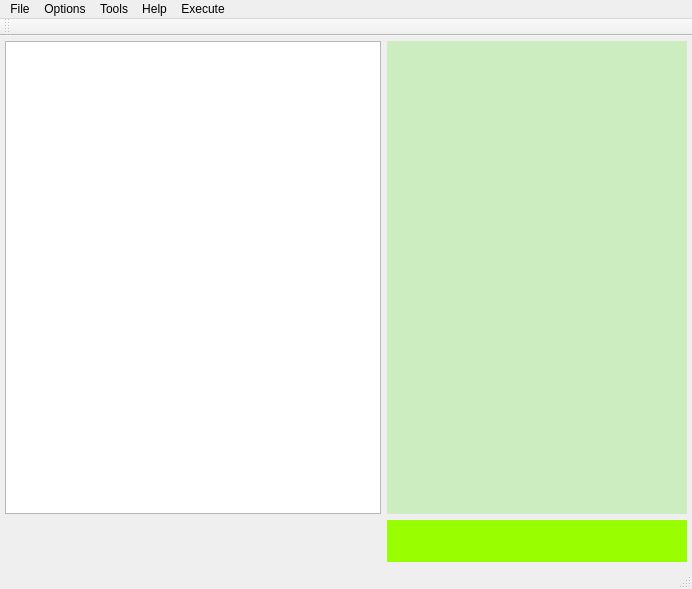
Above: mainwindow.ui from cuby-tec/mitoPrinter before the change. Below: the same form after it.
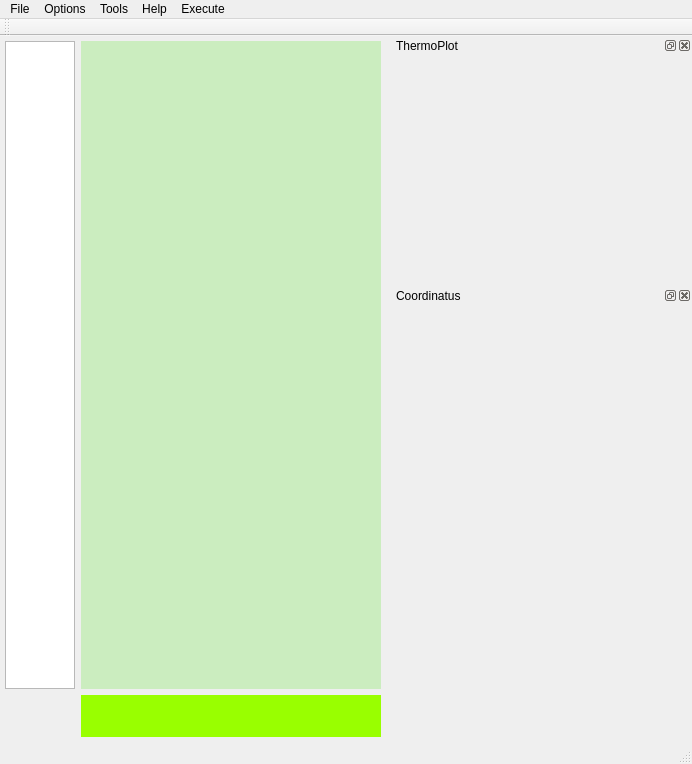
That is the form after the change. Icons and pictures are not drawn. Custom widgets are drawn as their Qt base class.

Commit message: 1 new dockWidget for Thermo , Coordinatus.

Patch:
```diff
--- a/mainwindow.ui
+++ b/mainwindow.ui
@@ -132,6 +132,69 @@
    </attribute>
   </widget>
   <widget class="QStatusBar" name="statusBar"/>
+  <widget class="QDockWidget" name="thermo_dockWidget">
+   <property name="minimumSize">
+    <size>
+     <width>300</width>
+     <height>250</height>
+    </size>
+   </property>
+   <property name="maximumSize">
+    <size>
+     <width>300</width>
+     <height>250</height>
+    </size>
+   </property>
+   <property name="allowedAreas">
+    <set>Qt::BottomDockWidgetArea|Qt::RightDockWidgetArea|Qt::TopDockWidgetArea</set>
+   </property>
+   <property name="windowTitle">
+    <string comment="Thermo disamb//" extracomment="Thermo">ThermoPlot</string>
+   </property>
+   <attribute name="dockWidgetArea">
+    <number>2</number>
+   </attribute>
+   <widget class="QWidget" name="dockWidgetContents_3"/>
+  </widget>
+  <widget class="QDockWidget" name="coordinatus_dockWidget">
+   <property name="sizePolicy">
+    <sizepolicy hsizetype="Preferred" vsizetype="Fixed">
+     <horstretch>0</horstretch>
+     <verstretch>0</verstretch>
+    </sizepolicy>
+   </property>
+   <property name="minimumSize">
+    <size>
+     <width>300</width>
+     <height>450</height>
+    </size>
+   </property>
+   <property name="maximumSize">
+    <size>
+     <width>400</width>
+     <height>500</height>
+    </size>
+   </property>
+   <property name="baseSize">
+    <size>
+     <width>280</width>
+     <height>347</height>
+    </size>
+   </property>
+   <property name="styleSheet">
+    <string notr="true">border-color: rgb(203, 237, 191);</string>
+   </property>
+   <property name="allowedAreas">
+    <set>Qt::BottomDockWidgetArea|Qt::RightDockWidgetArea|Qt::TopDockWidgetArea</set>
+   </property>
+   <property name="windowTitle">
+    <string>Coordinatus</string>
+   </property>
+   <attribute name="dockWidgetArea">
+    <number>2</number>
+   </attribute>
+   <widget class="QWidget" name="dockWidgetContents_6"/>
+  </widget>
   <action name="actionOpen_GCode">
    <property name="text">
     <string>Open GCode</string>
```
The commit also changes 6 other files.
